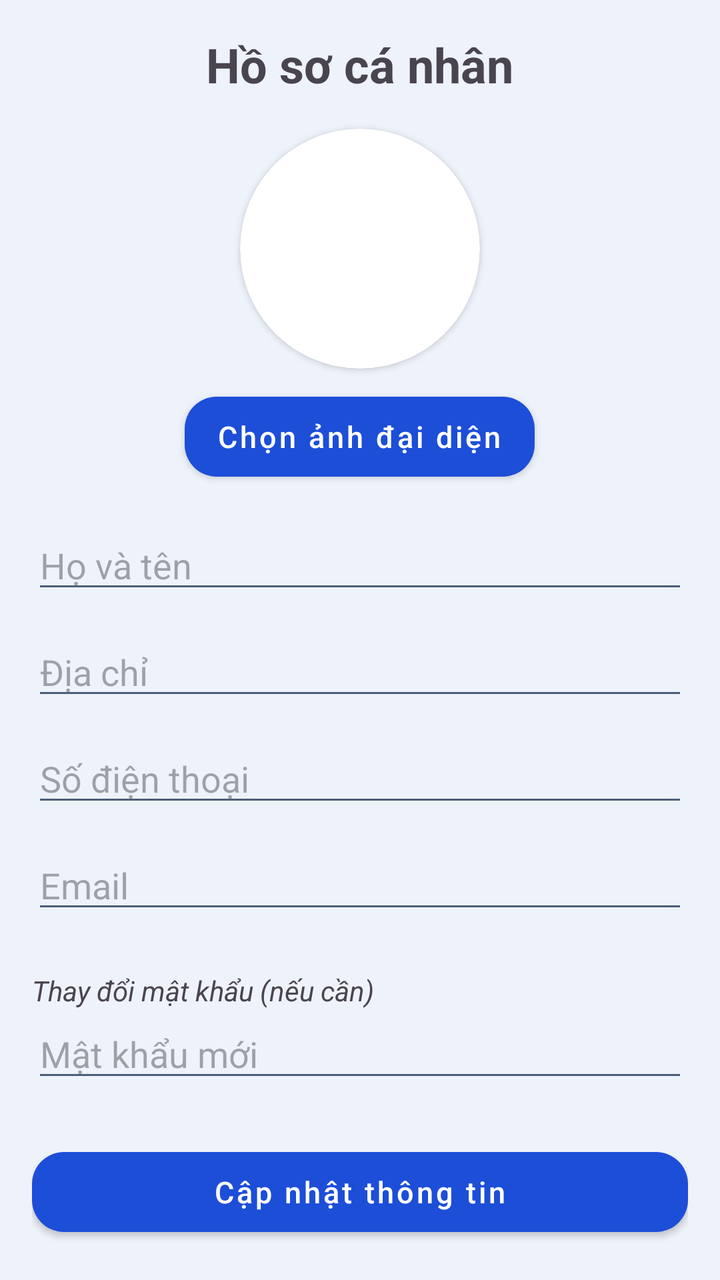
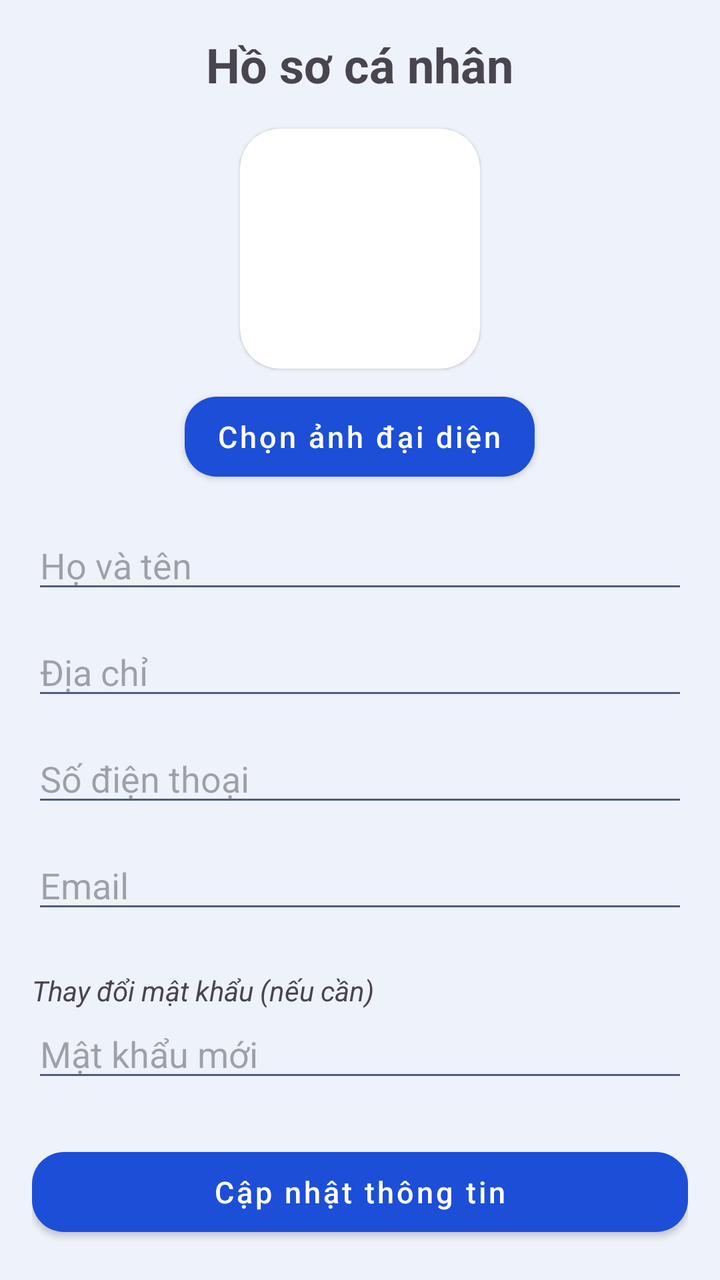

An Android layout rendered at two revisions. The XML below is the earlier revision; the diff shows what the commit changed to produce the second picture.
<!-- AndroidManifest.xml: application theme Theme.ASMfinal -->
<!-- res/layout/fragment_profile.xml -->
<?xml version="1.0" encoding="utf-8"?>

<ScrollView xmlns:android="http://schemas.android.com/apk/res/android"
    xmlns:app="http://schemas.android.com/apk/res-auto"
    android:layout_width="match_parent"
    android:layout_height="match_parent"
    android:padding="16dp">

    <LinearLayout
        android:layout_width="match_parent"
        android:layout_height="wrap_content"
        android:orientation="vertical">

        <TextView
            android:layout_width="wrap_content"
            android:layout_height="wrap_content"
            android:text="@string/prof_title"
            android:textSize="24sp"
            android:textStyle="bold"
            android:layout_gravity="center"
            android:layout_marginBottom="16dp"/>

        <androidx.cardview.widget.CardView
            android:layout_width="120dp"
            android:layout_height="120dp"
            android:layout_gravity="center"
            app:cardCornerRadius="60dp"
            app:cardElevation="2dp"
            android:layout_marginBottom="8dp">

            <ImageView
                android:id="@+id/imgProfileAvatar"
                android:layout_width="match_parent"
                android:layout_height="match_parent"
                android:src="@mipmap/ic_launcher_round"
                android:scaleType="centerCrop"
                android:contentDescription="@string/prof_choose_avatar" />
        </androidx.cardview.widget.CardView>

        <Button
            android:id="@+id/btnChooseAvatar"
            android:layout_width="wrap_content"
            android:layout_height="wrap_content"
            android:text="@string/prof_choose_avatar"
            android:layout_gravity="center"
            android:layout_marginBottom="16dp"/>

        <EditText
            android:id="@+id/edtProfileFullName"
            android:layout_width="match_parent"
            android:layout_height="wrap_content"
            android:hint="@string/prof_hint_fullname"
            android:inputType="textPersonName"
            android:layout_marginBottom="12dp"
            android:importantForAutofill="no"/>

        <EditText
            android:id="@+id/edtProfileAddress"
            android:layout_width="match_parent"
            android:layout_height="wrap_content"
            android:hint="@string/prof_hint_address"
            android:inputType="textPostalAddress"
            android:layout_marginBottom="12dp"
            android:importantForAutofill="no"/>

        <EditText
            android:id="@+id/edtProfilePhone"
            android:layout_width="match_parent"
            android:layout_height="wrap_content"
            android:hint="@string/prof_hint_phone"
            android:inputType="phone"
            android:layout_marginBottom="12dp"
            android:importantForAutofill="no"/>

        <EditText
            android:id="@+id/edtProfileEmail"
            android:layout_width="match_parent"
            android:layout_height="wrap_content"
            android:hint="@string/prof_hint_email"
            android:inputType="textEmailAddress"
            android:layout_marginBottom="12dp"
            android:importantForAutofill="no"/>

        <TextView
            android:layout_width="wrap_content"
            android:layout_height="wrap_content"
            android:text="@string/prof_change_pass"
            android:layout_marginTop="12dp"
            android:textStyle="italic"/>

        <EditText
            android:id="@+id/edtProfilePassword"
            android:layout_width="match_parent"
            android:layout_height="wrap_content"
            android:hint="@string/prof_hint_new_pass"
            android:inputType="textPassword"
            android:layout_marginBottom="24dp"
            android:importantForAutofill="no"/>

        <Button
            android:id="@+id/btnUpdateProfile"
            android:layout_width="match_parent"
            android:layout_height="wrap_content"
            android:text="@string/prof_btn_update" />

    </LinearLayout>
</ScrollView>
<!-- resources referenced by this layout -->
<resources>
  <!-- mipmap ic_launcher_round (mipmap-anydpi-v26) -->
  <?xml version="1.0" encoding="utf-8"?>
  <adaptive-icon xmlns:android="http://schemas.android.com/apk/res/android">
      <background android:drawable="@color/ic_launcher_background"/>
      <foreground android:drawable="@mipmap/ic_launcher_foreground"/>
      <monochrome android:drawable="@mipmap/ic_launcher_foreground"/>
  </adaptive-icon>
  <string name="prof_btn_update">Cập nhật thông tin</string>
  <string name="prof_change_pass">Thay đổi mật khẩu (nếu cần)</string>
  <string name="prof_choose_avatar">Chọn ảnh đại diện</string>
  <string name="prof_hint_address">Địa chỉ</string>
  <string name="prof_hint_email">Email</string>
  <string name="prof_hint_fullname">Họ và tên</string>
  <string name="prof_hint_new_pass">Mật khẩu mới</string>
  <string name="prof_hint_phone">Số điện thoại</string>
  <string name="prof_title">Hồ sơ cá nhân</string>
  <style name="Theme.ASMfinal" parent="Base.Theme.ASMfinal" />
  <color name="ic_launcher_background">#020F36</color>
  <color name="primaryColor">#1D4ED8</color>
  <color name="white">#FFFFFFFF</color>
  <color name="primaryContainerColor">#DCE7FF</color>
  <color name="textColorPrimary">#14213D</color>
  <color name="accentColor">#087F72</color>
  <color name="black">#FF000000</color>
  <color name="surfaceColor">#FFFFFF</color>
  <color name="surfaceVariantColor">#E2E9F5</color>
  <color name="textColorSecondary">#4D5E78</color>
  <color name="backgroundColor">#EEF2FA</color>
  <style name="MentorAppButton" parent="Widget.MaterialComponents.Button">
          <item name="backgroundTint">@color/mentor_app_button</item><item name="android:textColor">#FFFFFF</item><item name="cornerRadius">16dp</item><item name="android:minHeight">52dp</item>
          <item name="android:textAllCaps">false</item><item name="android:textSize">15sp</item>
          <item name="android:fontFamily">sans-serif-medium</item>
      </style>
  <style name="MentorAppInput" parent="Widget.MaterialComponents.TextInputLayout.OutlinedBox">
          <item name="boxCornerRadiusTopStart">16dp</item><item name="boxCornerRadiusTopEnd">16dp</item>
          <item name="boxCornerRadiusBottomStart">16dp</item><item name="boxCornerRadiusBottomEnd">16dp</item>
      </style>
  <style name="MentorWindowAnimation"><item name="android:activityOpenEnterAnimation">@anim/mentor_enter</item><item name="android:activityOpenExitAnimation">@anim/mentor_exit</item><item name="android:activityCloseEnterAnimation">@anim/mentor_enter</item><item name="android:activityCloseExitAnimation">@anim/mentor_exit</item></style>
  <color name="mentor_app_button">#1D4ED8</color>
  <!-- unchanged entries left out for length: 1 -->
</resources>

<!-- the commit's change to res/layout/fragment_profile.xml (unified diff, before → after) -->
@@ -1,107 +1,29 @@
-<?xml version="1.0" encoding="utf-8"?>
+<ScrollView xmlns:android="http://schemas.android.com/apk/res/android" xmlns:app="http://schemas.android.com/apk/res-auto" android:layout_width="match_parent" android:layout_height="match_parent" android:padding="16dp">
 
-<ScrollView xmlns:android="http://schemas.android.com/apk/res/android"
-    xmlns:app="http://schemas.android.com/apk/res-auto"
-    android:layout_width="match_parent"
-    android:layout_height="match_parent"
-    android:padding="16dp">
+    <LinearLayout android:layout_width="match_parent" android:layout_height="wrap_content" android:orientation="vertical">
 
-    <LinearLayout
-        android:layout_width="match_parent"
-        android:layout_height="wrap_content"
-        android:orientation="vertical">
+        <TextView android:layout_width="wrap_content" android:layout_height="wrap_content" android:text="@string/prof_title" android:textSize="24sp" android:textStyle="bold" android:layout_gravity="center" android:layout_marginBottom="16dp" />
 
-        <TextView
-            android:layout_width="wrap_content"
-            android:layout_height="wrap_content"
-            android:text="@string/prof_title"
-            android:textSize="24sp"
-            android:textStyle="bold"
-            android:layout_gravity="center"
-            android:layout_marginBottom="16dp"/>
+        <androidx.cardview.widget.CardView android:layout_width="120dp" android:layout_height="120dp" android:layout_gravity="center" app:cardCornerRadius="20dp" app:cardElevation="1dp" android:layout_marginBottom="8dp">
 
-        <androidx.cardview.widget.CardView
-            android:layout_width="120dp"
-            android:layout_height="120dp"
-            android:layout_gravity="center"
-            app:cardCornerRadius="60dp"
-            app:cardElevation="2dp"
-            android:layout_marginBottom="8dp">
-
-            <ImageView
-                android:id="@+id/imgProfileAvatar"
-                android:layout_width="match_parent"
-                android:layout_height="match_parent"
-                android:src="@mipmap/ic_launcher_round"
-                android:scaleType="centerCrop"
-                android:contentDescription="@string/prof_choose_avatar" />
+            <ImageView android:id="@+id/imgProfileAvatar" android:layout_width="match_parent" android:layout_height="match_parent" android:src="@mipmap/ic_launcher_round" android:scaleType="centerCrop" android:contentDescription="@string/prof_choose_avatar" />
         </androidx.cardview.widget.CardView>
 
-        <Button
-            android:id="@+id/btnChooseAvatar"
-            android:layout_width="wrap_content"
-            android:layout_height="wrap_content"
-            android:text="@string/prof_choose_avatar"
-            android:layout_gravity="center"
-            android:layout_marginBottom="16dp"/>
+        <Button android:id="@+id/btnChooseAvatar" android:layout_width="wrap_content" android:layout_height="wrap_content" android:text="@string/prof_choose_avatar" android:layout_gravity="center" android:layout_marginBottom="16dp" />
 
-        <EditText
-            android:id="@+id/edtProfileFullName"
-            android:layout_width="match_parent"
-            android:layout_height="wrap_content"
-            android:hint="@string/prof_hint_fullname"
-            android:inputType="textPersonName"
-            android:layout_marginBottom="12dp"
-            android:importantForAutofill="no"/>
+        <EditText android:id="@+id/edtProfileFullName" android:layout_width="match_parent" android:layout_height="wrap_content" android:hint="@string/prof_hint_fullname" android:inputType="textPersonName" android:layout_marginBottom="12dp" android:importantForAutofill="no" />
 
-        <EditText
-            android:id="@+id/edtProfileAddress"
-            android:layout_width="match_parent"
-            android:layout_height="wrap_content"
-            android:hint="@string/prof_hint_address"
-            android:inputType="textPostalAddress"
-            android:layout_marginBottom="12dp"
-            android:importantForAutofill="no"/>
+        <EditText android:id="@+id/edtProfileAddress" android:layout_width="match_parent" android:layout_height="wrap_content" android:hint="@string/prof_hint_address" android:inputType="textPostalAddress" android:layout_marginBottom="12dp" android:importantForAutofill="no" />
 
-        <EditText
-            android:id="@+id/edtProfilePhone"
-            android:layout_width="match_parent"
-            android:layout_height="wrap_content"
-            android:hint="@string/prof_hint_phone"
-            android:inputType="phone"
-            android:layout_marginBottom="12dp"
-            android:importantForAutofill="no"/>
+        <EditText android:id="@+id/edtProfilePhone" android:layout_width="match_parent" android:layout_height="wrap_content" android:hint="@string/prof_hint_phone" android:inputType="phone" android:layout_marginBottom="12dp" android:importantForAutofill="no" />
 
-        <EditText
-            android:id="@+id/edtProfileEmail"
-            android:layout_width="match_parent"
-            android:layout_height="wrap_content"
-            android:hint="@string/prof_hint_email"
-            android:inputType="textEmailAddress"
-            android:layout_marginBottom="12dp"
-            android:importantForAutofill="no"/>
+        <EditText android:id="@+id/edtProfileEmail" android:layout_width="match_parent" android:layout_height="wrap_content" android:hint="@string/prof_hint_email" android:inputType="textEmailAddress" android:layout_marginBottom="12dp" android:importantForAutofill="no" />
 
-        <TextView
-            android:layout_width="wrap_content"
-            android:layout_height="wrap_content"
-            android:text="@string/prof_change_pass"
-            android:layout_marginTop="12dp"
-            android:textStyle="italic"/>
+        <TextView android:layout_width="wrap_content" android:layout_height="wrap_content" android:text="@string/prof_change_pass" android:layout_marginTop="12dp" android:textStyle="italic" />
 
-        <EditText
-            android:id="@+id/edtProfilePassword"
-            android:layout_width="match_parent"
-            android:layout_height="wrap_content"
-            android:hint="@string/prof_hint_new_pass"
-            android:inputType="textPassword"
-            android:layout_marginBottom="24dp"
-            android:importantForAutofill="no"/>
+        <EditText android:id="@+id/edtProfilePassword" android:layout_width="match_parent" android:layout_height="wrap_content" android:hint="@string/prof_hint_new_pass" android:inputType="textPassword" android:layout_marginBottom="24dp" android:importantForAutofill="no" />
 
-        <Button
-            android:id="@+id/btnUpdateProfile"
-            android:layout_width="match_parent"
-            android:layout_height="wrap_content"
-            android:text="@string/prof_btn_update" />
+        <Button android:id="@+id/btnUpdateProfile" android:layout_width="match_parent" android:layout_height="wrap_content" android:text="@string/prof_btn_update" />
 
     </LinearLayout>
 </ScrollView>
